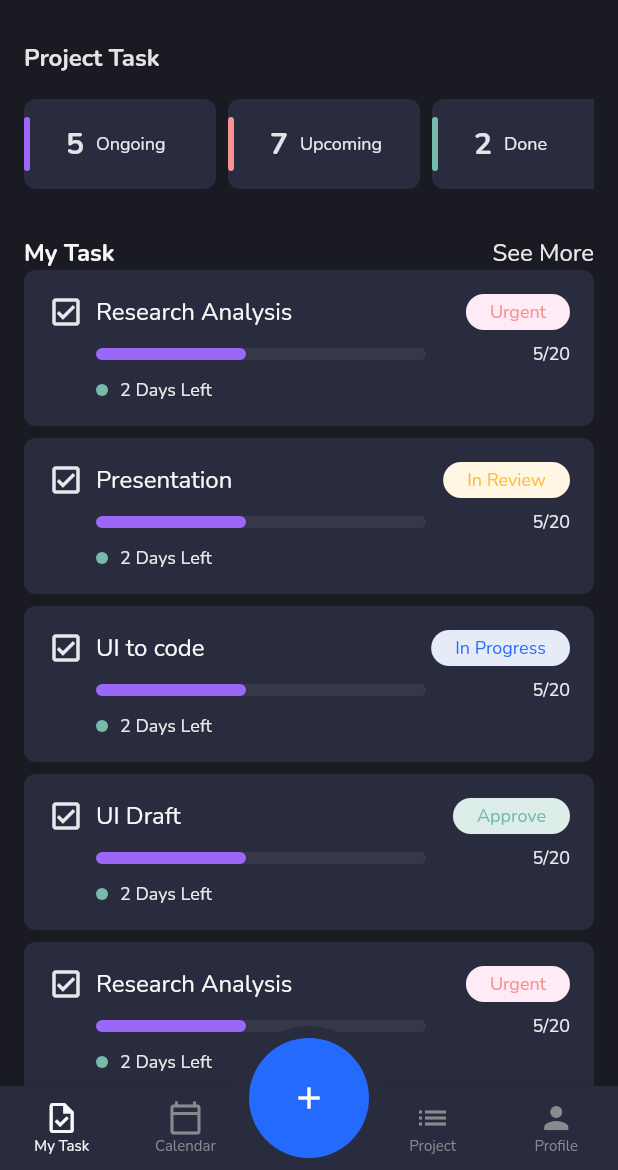
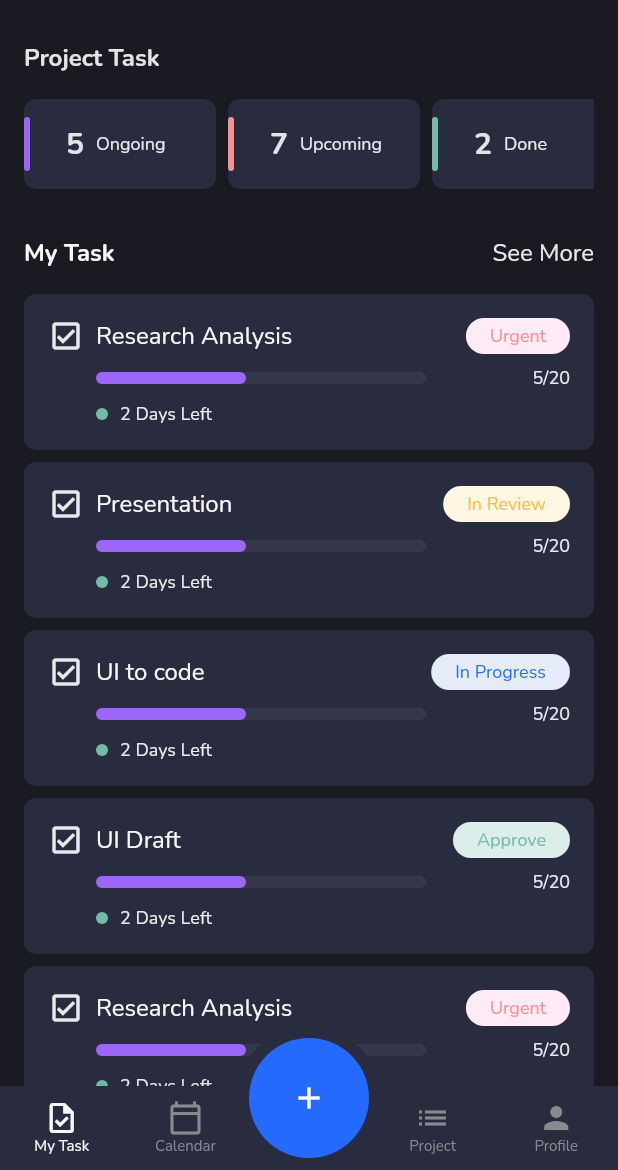
Before and after one commit to nayeemtby/taskman, a Flutter app: the screen it shows after launch, on a phone screen of 412 x 824 dp, the part 66-1236 px from its top. Run offline on Flutter 3.47's test engine with Material 2 defaults, Android fonts, the light colour scheme and no system bars; our stand-ins replace flutter_svg.

Commit message:
Added missing space

```diff
--- a/lib/screens/task_page.dart
+++ b/lib/screens/task_page.dart
@@ -342,6 +342,9 @@ class TaskPage extends StatelessWidget {
                   .copyWith(color: swatch.FillColors.secondary),
             )
           ]),
+          const SizedBox(
+            height: 16,
+          ),
           Expanded(
               child: ListView(
             physics: const BouncingScrollPhysics(),
```
